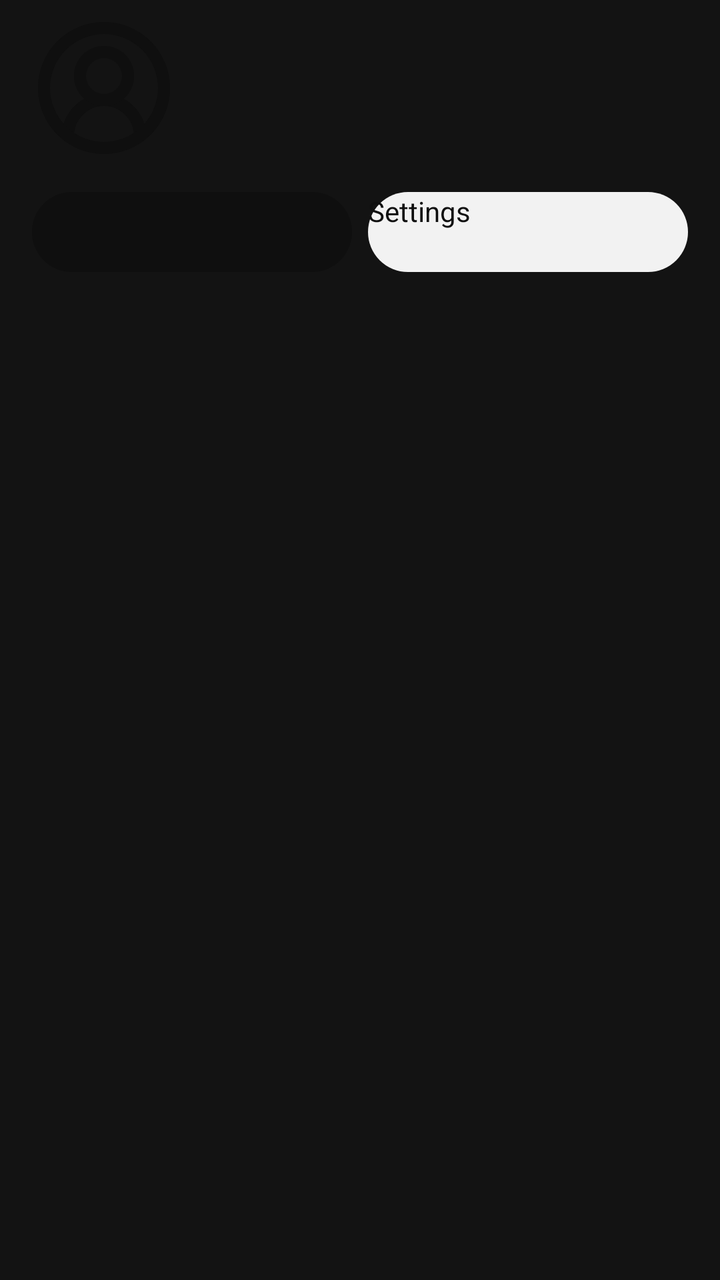
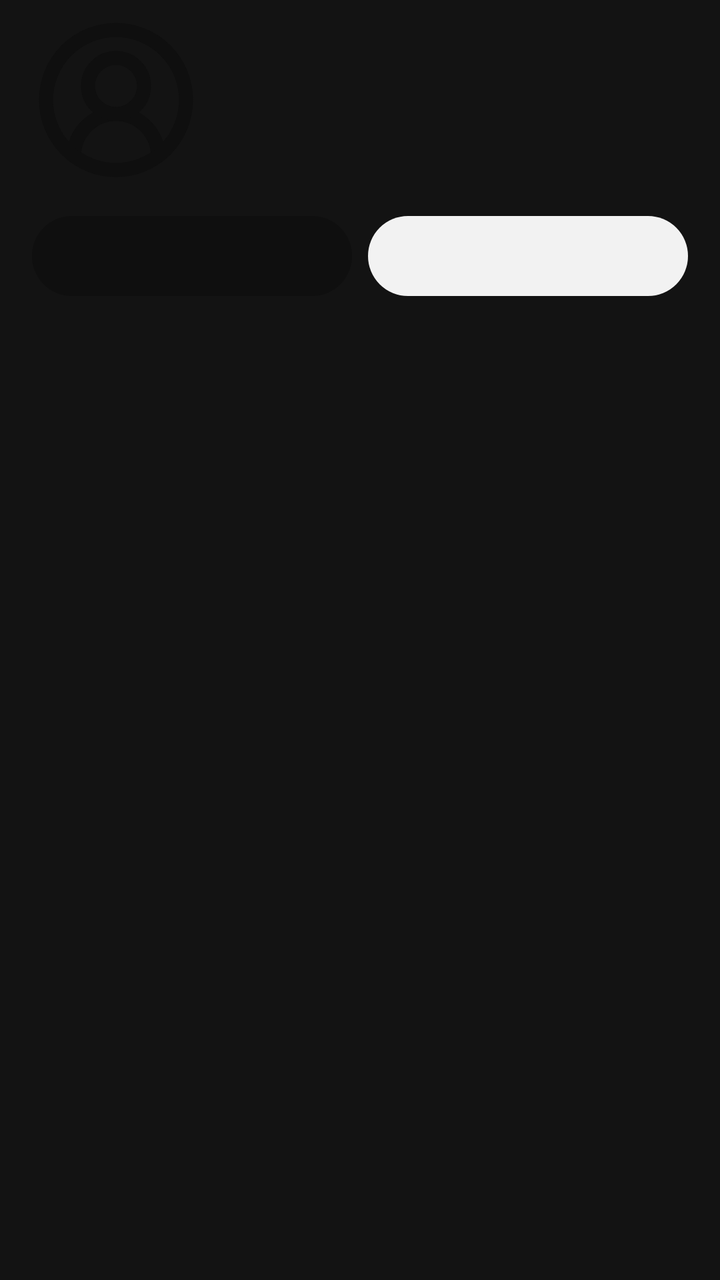

An Android layout rendered at two revisions. The XML below is the earlier revision; the diff shows what the commit changed to produce the second picture.
<!-- AndroidManifest.xml: application theme App.Theme.Leanback.Browse -->
<!-- res/layout/mobile_item_you_header.xml -->
<?xml version="1.0" encoding="utf-8"?>
<LinearLayout xmlns:android="http://schemas.android.com/apk/res/android"
    android:layout_width="match_parent"
    android:layout_height="wrap_content"
    android:orientation="vertical"
    android:paddingStart="16dp"
    android:paddingTop="8dp"
    android:paddingEnd="16dp"
    android:paddingBottom="20dp">

    <LinearLayout
        android:layout_width="match_parent"
        android:layout_height="wrap_content"
        android:gravity="center_vertical"
        android:orientation="horizontal">

        <ImageView
            android:id="@+id/mobile_account_avatar"
            android:layout_width="72dp"
            android:layout_height="72dp"
            android:importantForAccessibility="no"
            android:src="@drawable/mobile_ic_account" />

        <LinearLayout
            android:layout_width="0dp"
            android:layout_height="wrap_content"
            android:layout_marginStart="16dp"
            android:layout_weight="1"
            android:orientation="vertical">

            <TextView
                android:id="@+id/mobile_account_name"
                android:layout_width="match_parent"
                android:layout_height="wrap_content"
                android:ellipsize="end"
                android:maxLines="1"
                android:textColor="@color/mobile_text"
                android:textSize="24sp"
                android:textStyle="bold" />

            <TextView
                android:id="@+id/mobile_account_email"
                android:layout_width="match_parent"
                android:layout_height="wrap_content"
                android:ellipsize="end"
                android:maxLines="1"
                android:textColor="@color/mobile_text_secondary"
                android:textSize="13sp" />
        </LinearLayout>
    </LinearLayout>

    <LinearLayout
        android:layout_width="match_parent"
        android:layout_height="wrap_content"
        android:layout_marginTop="16dp"
        android:orientation="horizontal">

        <Button
            android:id="@+id/mobile_account_switch"
            android:layout_width="0dp"
            android:layout_height="40dp"
            android:layout_marginEnd="4dp"
            android:layout_weight="1"
            android:background="@drawable/mobile_round_button_light"
            android:textAllCaps="false"
            android:textColor="@color/mobile_text_on_light"
            android:textSize="14sp" />

        <Button
            android:id="@+id/mobile_account_settings"
            android:layout_width="0dp"
            android:layout_height="40dp"
            android:layout_marginStart="4dp"
            android:layout_weight="1"
            android:background="@drawable/mobile_round_button_dark"
            android:text="@string/mobile_settings"
            android:textAllCaps="false"
            android:textColor="@color/mobile_text"
            android:textSize="14sp" />
    </LinearLayout>

</LinearLayout>
<!-- resources referenced by this layout -->
<resources>
  <color name="mobile_text">#0F0F0F</color>
  <color name="mobile_text_on_light">#FFFFFF</color>
  <color name="mobile_text_secondary">#606060</color>
  <!-- drawable mobile_ic_account (drawable) -->
  <?xml version="1.0" encoding="utf-8"?>
  <vector xmlns:android="http://schemas.android.com/apk/res/android" android:width="24dp" android:height="24dp" android:viewportWidth="24" android:viewportHeight="24">
      <path android:pathData="M 18 20 a 6 6 0 0 0 -12 0" android:fillColor="#00000000" android:strokeColor="#FFFFFFFF" android:strokeWidth="2" android:strokeLineCap="round" android:strokeLineJoin="round"/>
      <path android:pathData="M 8 10 a 4 4 0 1 0 8 0 a 4 4 0 1 0 -8 0" android:fillColor="#00000000" android:strokeColor="#FFFFFFFF" android:strokeWidth="2" android:strokeLineCap="round" android:strokeLineJoin="round"/>
      <path android:pathData="M 2 12 a 10 10 0 1 0 20 0 a 10 10 0 1 0 -20 0" android:fillColor="#00000000" android:strokeColor="#FFFFFFFF" android:strokeWidth="2" android:strokeLineCap="round" android:strokeLineJoin="round"/>
  </vector>
  <!-- drawable mobile_round_button_dark (drawable) -->
  <?xml version="1.0" encoding="utf-8"?>
  <shape xmlns:android="http://schemas.android.com/apk/res/android" android:shape="rectangle">
      <corners android:radius="20dp"/>
      <solid android:color="@color/mobile_chip"/>
  </shape>
  <!-- drawable mobile_round_button_light (drawable) -->
  <?xml version="1.0" encoding="utf-8"?>
  <shape xmlns:android="http://schemas.android.com/apk/res/android" android:shape="rectangle">
      <corners android:radius="20dp"/>
      <solid android:color="@color/mobile_chip_selected"/>
  </shape>
  <string name="mobile_settings">Settings</string>
  <color name="mobile_chip">#F2F2F2</color>
  <color name="mobile_chip_selected">#0F0F0F</color>
  <color name="shelf_background_dark">#131313</color>
  <color name="fastlane_background_dark">#004B53</color>
  <color name="fastlane_background">#0096a6</color>
  <color name="card_default_background_dark">#004B53</color>
  <color name="card_selected_background_white">#FFFFFF</color>
  <style name="GridViewStyle" parent="Widget.Leanback.GridItems.VerticalGridView">
          <item name="android:horizontalSpacing">@dimen/grid_item_horizontal_spacing</item>
          <item name="android:verticalSpacing">@dimen/grid_item_vertical_spacing</item>
      </style>
  <style name="RowViewStyle" parent="Widget.Leanback.Row.HorizontalGridView">
          <item name="android:horizontalSpacing">@dimen/grid_item_horizontal_spacing</item>
      </style>
  <style name="BrowseHeaderStyle" parent="Widget.Leanback.Headers.VerticalGridView">
          <item name="android:verticalSpacing">@dimen/browse_headers_vertical_spacing</item>
      </style>
  <dimen name="grid_item_horizontal_spacing">15dp</dimen>
  <dimen name="grid_item_vertical_spacing">15dp</dimen>
  <dimen name="browse_headers_vertical_spacing">10dp</dimen>
  <!-- unchanged entries left out for length: 1 -->
</resources>

<!-- the commit's change to res/layout/mobile_item_you_header.xml (unified diff, before → after) -->
@@ -6,7 +6,7 @@
     android:paddingStart="16dp"
     android:paddingTop="8dp"
     android:paddingEnd="16dp"
-    android:paddingBottom="20dp">
+    android:paddingBottom="12dp">
 
     <LinearLayout
         android:layout_width="match_parent"
@@ -16,8 +16,8 @@
 
         <ImageView
             android:id="@+id/mobile_account_avatar"
-            android:layout_width="72dp"
-            android:layout_height="72dp"
+            android:layout_width="84dp"
+            android:layout_height="84dp"
             android:importantForAccessibility="no"
             android:src="@drawable/mobile_ic_account" />
 
@@ -33,35 +33,38 @@
                 android:layout_width="match_parent"
                 android:layout_height="wrap_content"
                 android:ellipsize="end"
-                android:maxLines="1"
+                android:maxLines="2"
                 android:textColor="@color/mobile_text"
-                android:textSize="24sp"
+                android:textSize="26sp"
                 android:textStyle="bold" />
 
             <TextView
                 android:id="@+id/mobile_account_email"
                 android:layout_width="match_parent"
                 android:layout_height="wrap_content"
+                android:layout_marginTop="4dp"
                 android:ellipsize="end"
                 android:maxLines="1"
                 android:textColor="@color/mobile_text_secondary"
-                android:textSize="13sp" />
+                android:textSize="14sp" />
         </LinearLayout>
     </LinearLayout>
 
     <LinearLayout
         android:layout_width="match_parent"
-        android:layout_height="wrap_content"
+        android:layout_height="40dp"
         android:layout_marginTop="16dp"
         android:orientation="horizontal">
 
         <Button
             android:id="@+id/mobile_account_switch"
             android:layout_width="0dp"
-            android:layout_height="40dp"
-            android:layout_marginEnd="4dp"
+            android:layout_height="match_parent"
+            android:layout_marginEnd="8dp"
             android:layout_weight="1"
             android:background="@drawable/mobile_round_button_light"
+            android:ellipsize="end"
+            android:maxLines="1"
             android:textAllCaps="false"
             android:textColor="@color/mobile_text_on_light"
             android:textSize="14sp" />
@@ -69,14 +72,13 @@
         <Button
             android:id="@+id/mobile_account_settings"
             android:layout_width="0dp"
-            android:layout_height="40dp"
-            android:layout_marginStart="4dp"
+            android:layout_height="match_parent"
             android:layout_weight="1"
             android:background="@drawable/mobile_round_button_dark"
-            android:text="@string/mobile_settings"
+            android:ellipsize="end"
+            android:maxLines="1"
             android:textAllCaps="false"
             android:textColor="@color/mobile_text"
             android:textSize="14sp" />
     </LinearLayout>
-
 </LinearLayout>
<!-- resource entries referenced after the edit -->
@@ -22,7 +22,6 @@
       <corners android:radius="20dp"/>
       <solid android:color="@color/mobile_chip_selected"/>
   </shape>
-  <string name="mobile_settings">Settings</string>
   <color name="mobile_chip">#F2F2F2</color>
   <color name="mobile_chip_selected">#0F0F0F</color>
   <color name="shelf_background_dark">#131313</color>
